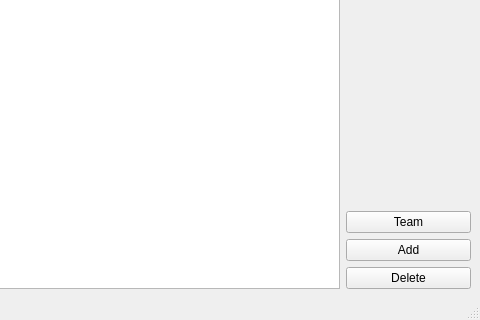
This is nba_game/mainwindow.ui in Razorlance/dsba-itop2022-hw as Qt 5 draws it before an edit; both pictures show x 416 to 896 and y 239 to 559 of the 896 by 559 pixel window. The edited form follows.
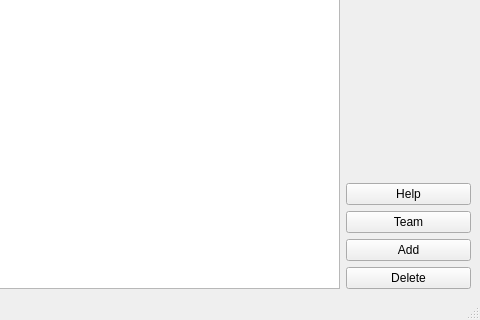
This is the edited form.

```diff
--- a/nba_game/mainwindow.ui
+++ b/nba_game/mainwindow.ui
@@ -72,6 +72,13 @@
             </property>
            </spacer>
           </item>
+          <item>
+           <widget class="QPushButton" name="pushButton">
+            <property name="text">
+             <string>Help</string>
+            </property>
+           </widget>
+          </item>
           <item>
            <widget class="QPushButton" name="team_button">
             <property name="text">
```
Left out of the diff: 3 changed lines with no effect on the pictures.
